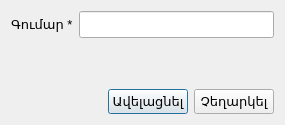
Above: src/addfarmcosts.ui from ADCompany/AD-Farm before the change. Below: the same form after it.
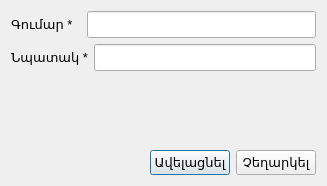
That is the form after the change. Icons and pictures are not drawn.

Commit message: Add info text in costs dialog, storages costs are added together.

```diff
--- a/src/addfarmcosts.ui
+++ b/src/addfarmcosts.ui
@@ -6,8 +6,8 @@
    <rect>
     <x>0</x>
     <y>0</y>
-    <width>285</width>
-    <height>125</height>
+    <width>327</width>
+    <height>186</height>
    </rect>
   </property>
   <property name="font">
@@ -33,6 +33,22 @@
        </property>
       </widget>
      </item>
+     <item>
+      <spacer name="horizontalSpacer">
+       <property name="orientation">
+        <enum>Qt::Horizontal</enum>
+       </property>
+       <property name="sizeType">
+        <enum>QSizePolicy::Fixed</enum>
+       </property>
+       <property name="sizeHint" stdset="0">
+        <size>
+         <width>8</width>
+         <height>20</height>
+        </size>
+       </property>
+      </spacer>
+     </item>
      <item>
       <widget class="QLineEdit" name="editCosts">
        <property name="font">
@@ -48,6 +64,34 @@
     </layout>
    </item>
    <item row="1" column="0">
+    <layout class="QHBoxLayout" name="horizontalLayout_3">
+     <item>
+      <widget class="QLabel" name="lblInfoText">
+       <property name="font">
+        <font>
+         <pointsize>10</pointsize>
+        </font>
+       </property>
+       <property name="text">
+        <string>Նպատակ *</string>
+       </property>
+      </widget>
+     </item>
+     <item>
+      <widget class="QLineEdit" name="editInfoText">
+       <property name="font">
+        <font>
+         <pointsize>12</pointsize>
+        </font>
+       </property>
+       <property name="maxLength">
+        <number>30</number>
+       </property>
+      </widget>
+     </item>
+    </layout>
+   </item>
+   <item row="2" column="0">
     <spacer name="verticalSpacer">
      <property name="orientation">
       <enum>Qt::Vertical</enum>
@@ -60,7 +104,7 @@
      </property>
     </spacer>
    </item>
-   <item row="2" column="0">
+   <item row="3" column="0">
     <layout class="QHBoxLayout" name="horizontalLayout_2">
      <item>
       <spacer name="horizontalSpacer_4">
```
The commit also changes 7 other files.
